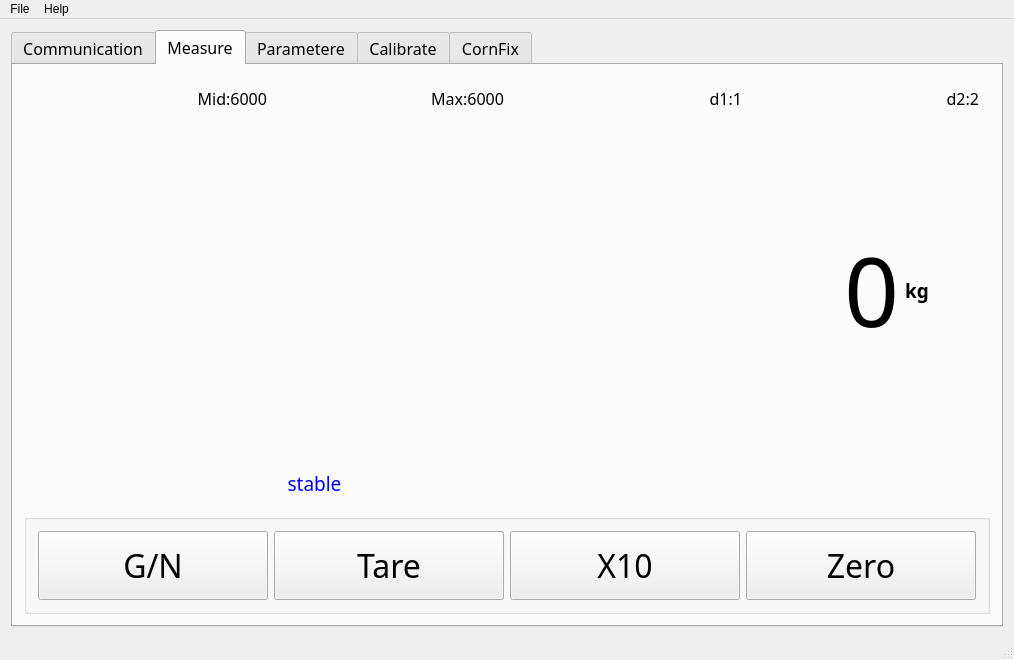
Before: the Qt Designer form mainwindow.ui in byteman/WFace, drawn with Qt 5.
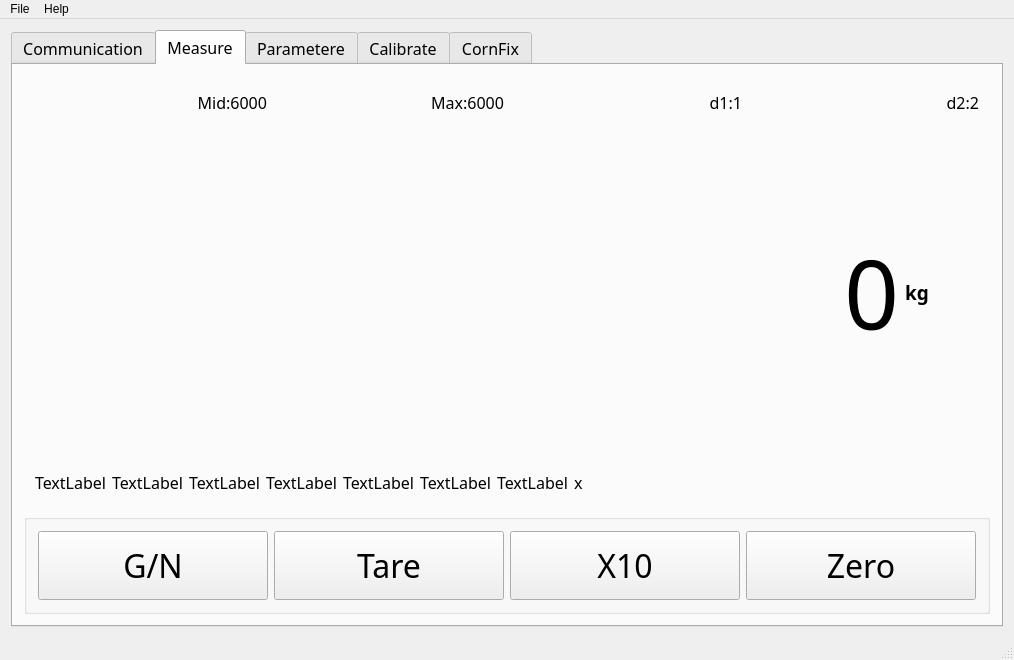
After: the same form once the commit is applied. The open tabs and pages were chosen to show the change.

```diff
--- a/mainwindow.ui
+++ b/mainwindow.ui
@@ -364,9 +364,9 @@
        <attribute name="title">
         <string>Measure</string>
        </attribute>
-       <layout class="QVBoxLayout" name="verticalLayout_3">
+       <layout class="QVBoxLayout" name="verticalLayout_3" stretch="1,6,1,2">
         <item>
-         <widget class="QWidget" name="titleStatus" native="true">
+         <widget class="QWidget" name="titleParam" native="true">
           <property name="styleSheet">
            <string notr="true"/>
           </property>
@@ -537,37 +537,143 @@
          </widget>
         </item>
         <item>
-         <widget class="QWidget" name="titleParam" native="true">
+         <widget class="QWidget" name="titleStatus" native="true">
           <property name="styleSheet">
            <string notr="true"/>
           </property>
           <layout class="QHBoxLayout" name="horizontalLayout_3" stretch="6,2,2">
+           <property name="spacing">
+            <number>0</number>
+           </property>
+           <property name="leftMargin">
+            <number>0</number>
+           </property>
+           <property name="topMargin">
+            <number>0</number>
+           </property>
+           <property name="rightMargin">
+            <number>0</number>
+           </property>
+           <property name="bottomMargin">
+            <number>0</number>
+           </property>
            <item>
-            <widget class="QLabel" name="lblstate">
+            <widget class="QFrame" name="frame">
              <property name="sizePolicy">
-              <sizepolicy hsizetype="Expanding" vsizetype="Preferred">
+              <sizepolicy hsizetype="Fixed" vsizetype="Preferred">
                <horstretch>0</horstretch>
                <verstretch>0</verstretch>
               </sizepolicy>
              </property>
-             <property name="font">
-              <font>
-               <family>微软雅黑</family>
-               <pointsize>14</pointsize>
-              </font>
-             </property>
-             <property name="styleSheet">
-              <string notr="true">color: rgb(0, 0, 255);</string>
-             </property>
-             <property name="frameShape">
-              <enum>QFrame::NoFrame</enum>
-             </property>
-             <property name="text">
-              <string>stable</string>
-             </property>
-             <property name="alignment">
-              <set>Qt::AlignCenter</set>
-             </property>
+             <layout class="QHBoxLayout" name="horizontalLayout_10" stretch="1,1,1,1,1,1,1,1">
+              <item>
+               <widget class="QLabel" name="lbl_stable">
+                <property name="sizePolicy">
+                 <sizepolicy hsizetype="Fixed" vsizetype="Preferred">
+                  <horstretch>0</horstretch>
+                  <verstretch>0</verstretch>
+                 </sizepolicy>
+                </property>
+                <property name="text">
+                 <string>TextLabel</string>
+                </property>
+                <property name="margin">
+                 <number>0</number>
+                </property>
+               </widget>
+              </item>
+              <item>
+               <widget class="QLabel" name="lbl_zero">
+                <property name="sizePolicy">
+                 <sizepolicy hsizetype="Fixed" vsizetype="Preferred">
+                  <horstretch>0</horstretch>
+                  <verstretch>0</verstretch>
+                 </sizepolicy>
+                </property>
+                <property name="text">
+                 <string>TextLabel</string>
+                </property>
+               </widget>
+              </item>
+              <item>
+               <widget class="QLabel" name="lbl_net">
+                <property name="sizePolicy">
+                 <sizepolicy hsizetype="Fixed" vsizetype="Preferred">
+                  <horstretch>0</horstretch>
+                  <verstretch>0</verstretch>
+                 </sizepolicy>
+                </property>
+                <property name="text">
+                 <string>TextLabel</string>
+                </property>
+               </widget>
+              </item>
+              <item>
+               <widget class="QLabel" name="lbl_upflow">
+                <property name="sizePolicy">
+                 <sizepolicy hsizetype="Fixed" vsizetype="Preferred">
+                  <horstretch>0</horstretch>
+                  <verstretch>0</verstretch>
+                 </sizepolicy>
+                </property>
+                <property name="text">
+                 <string>TextLabel</string>
+                </property>
+               </widget>
+              </item>
+              <item>
+               <widget class="QLabel" name="lbl_underflow">
+                <property name="sizePolicy">
+                 <sizepolicy hsizetype="Fixed" vsizetype="Preferred">
+                  <horstretch>0</horstretch>
+                  <verstretch>0</verstretch>
+                 </sizepolicy>
+                </property>
+                <property name="text">
+                 <string>TextLabel</string>
+                </property>
+               </widget>
+              </item>
+              <item>
+               <widget class="QLabel" name="lbl_highspan">
+                <property name="sizePolicy">
+                 <sizepolicy hsizetype="Fixed" vsizetype="Preferred">
+                  <horstretch>0</horstretch>
+                  <verstretch>0</verstretch>
+                 </sizepolicy>
+                </property>
+                <property name="text">
+                 <string>TextLabel</string>
+                </property>
+               </widget>
+              </item>
+              <item>
+               <widget class="QLabel" name="lbl_zoom">
+                <property name="sizePolicy">
+                 <sizepolicy hsizetype="Fixed" vsizetype="Preferred">
+                  <horstretch>0</horstretch>
+                  <verstretch>0</verstretch>
+                 </sizepolicy>
+                </property>
+                <property name="text">
+                 <string>TextLabel</string>
+                </property>
+               </widget>
+              </item>
+              <item>
+               <widget class="QLabel" name="lbl_menucode">
+                <property name="sizePolicy">
+                 <sizepolicy hsizetype="Fixed" vsizetype="Preferred">
+                  <horstretch>0</horstretch>
+                  <verstretch>0</verstretch>
+                 </sizepolicy>
+                </property>
+                <property name="text">
+                 <string>x</string>
+                </property>
+               </widget>
+              </item>
+             </layout>
             </widget>
            </item>
            <item>
```
Left out of the diff: 4 changed lines with no effect on the pictures.
